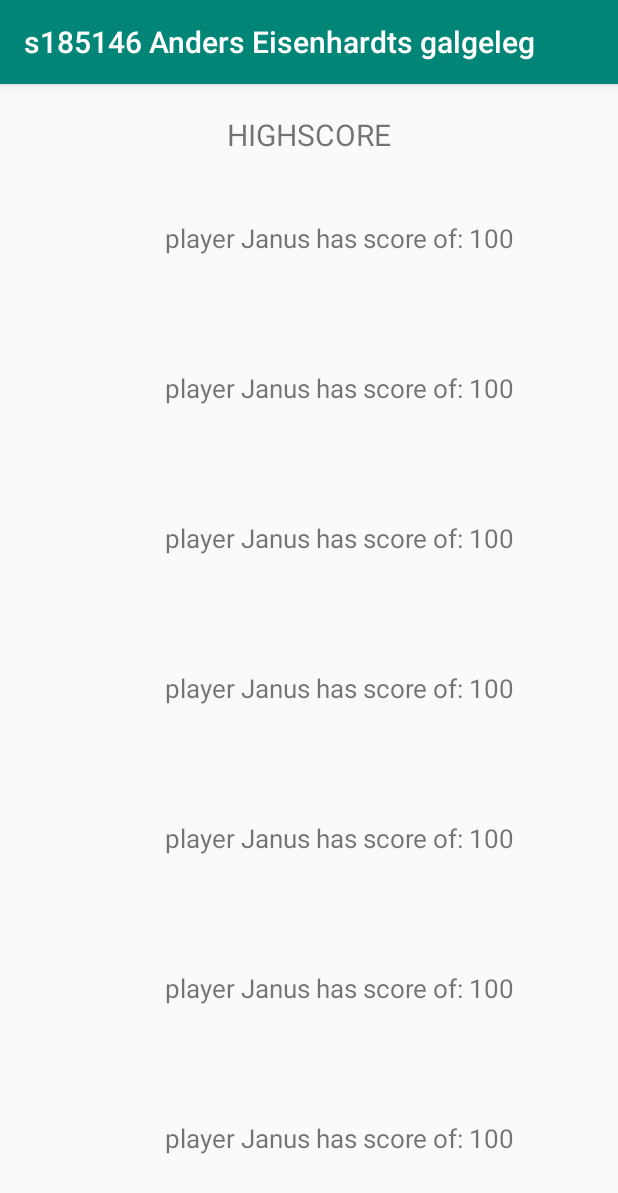
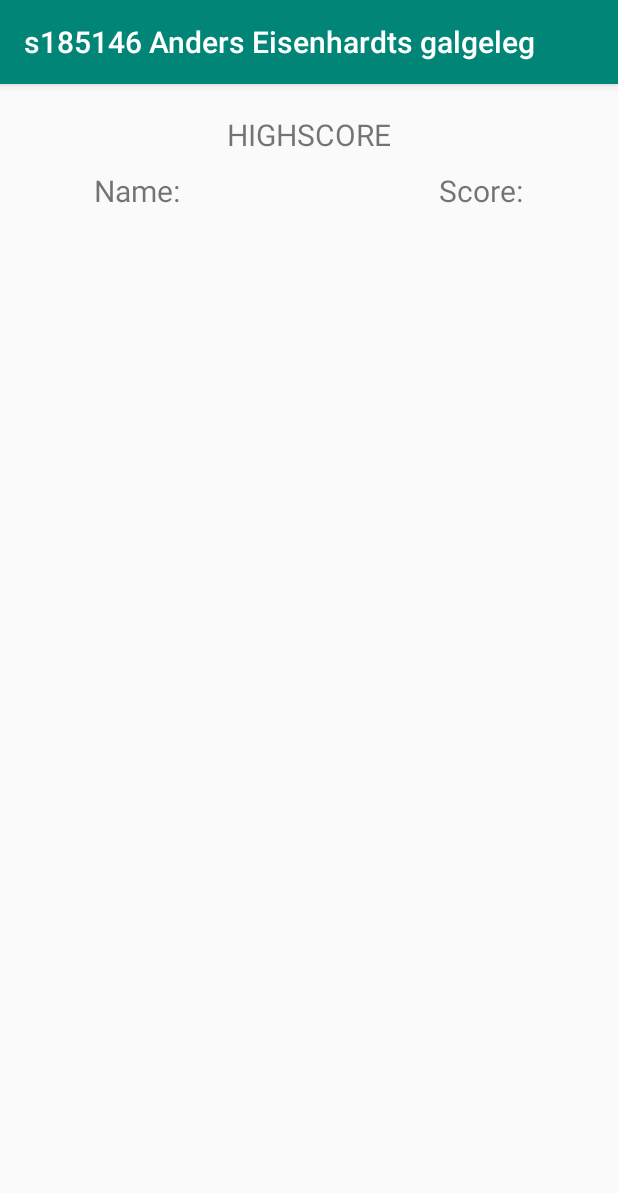
Before and after one commit to Andi365/MyHangmanApp, an Android app: the screen it shows after launch (Highscore), after a tap on "HIGHSCORE", on a phone screen of 412 x 824 dp. Shown: the top 1193 px of the screen. Run offline under Robolectric (Android 15) with nearby library versions, the phone set to English and light mode, and no system bars.

Commit message:
Finishing touches

```diff
--- a/app/src/main/java/com/example/myhangmanapp/logic/Highscore.java
+++ b/app/src/main/java/com/example/myhangmanapp/logic/Highscore.java
@@ -42,21 +42,6 @@ public class Highscore extends AppCompatActivity {
             Toast.makeText(this,"No scores yet saved!",Toast.LENGTH_SHORT).show();
         }
 
-        HighscoreObj player1 = new HighscoreObj("Janus",100);
-        highscoreObjs.add(player1);
-        highscoreObjs.add(player1);
-        highscoreObjs.add(player1);
-        highscoreObjs.add(player1);
-        highscoreObjs.add(player1);
-        highscoreObjs.add(player1);
-        highscoreObjs.add(player1);
-        highscoreObjs.add(player1);
-        highscoreObjs.add(player1);
-
-
-
-
-
         RecyclerView recyclerView = findViewById(R.id.recyclerv_view);
         adapter = new RecyclerViewAdapter(this, highscoreObjs);
         recyclerView.setLayoutManager(new LinearLayoutManager(this));
--- a/app/src/main/java/com/example/myhangmanapp/logic/RecyclerViewAdapter.java
+++ b/app/src/main/java/com/example/myhangmanapp/logic/RecyclerViewAdapter.java
@@ -34,8 +34,8 @@ public class RecyclerViewAdapter extends RecyclerView.Adapter<RecyclerViewAdapte
     public void onBindViewHolder(ViewHolder holder, int position) {
         Log.d(TAG, "OnBindViewHolder: called.");
 
-        //TODO: keep an eye on this on
-        holder.name.setText("player " + name.get(position).getName() + " has score of: " + name.get(position).getScore());
+        //Sorry i was lazy
+        holder.name.setText(name.get(position).getName() + "                                                        " + name.get(position).getScore());
     }
 
     @Override
@@ -50,7 +50,6 @@ public class RecyclerViewAdapter extends RecyclerView.Adapter<RecyclerViewAdapte
         public ViewHolder(View itemView) {
             super(itemView);
             name = itemView.findViewById(R.id.name);
-
         }
     }
 }
--- a/app/src/main/java/com/example/myhangmanapp/ui/MainActivity.java
+++ b/app/src/main/java/com/example/myhangmanapp/ui/MainActivity.java
@@ -69,9 +69,11 @@ public class MainActivity extends AppCompatActivity implements OnClickListener {
             intent.putExtra(gameKey,"0");
             startActivity(intent);
         } else if(drGame == isClicked) {
+            Toast.makeText(this,"Downloading words from DR.DK!",Toast.LENGTH_SHORT).show();
             intent.putExtra(gameKey,"1");
             startActivity(intent);
         } else if(spreadsheetGame == isClicked) {
+            Toast.makeText(this,"Downloading words from spreadsheet!",Toast.LENGTH_SHORT).show();
             intent.putExtra(gameKey,"2");
             startActivity(intent);
         } else if(highscore == isClicked) {
--- a/app/src/main/res/layout/activity_highscore.xml
+++ b/app/src/main/res/layout/activity_highscore.xml
@@ -13,14 +13,25 @@
         android:layout_centerHorizontal="true"
         android:layout_marginTop="10dp"
         android:gravity="center"
-        android:text="HIGHSCORE"
+        android:text="@string/highscore"
+        android:textSize="20sp"/>
+
+    <TextView
+        android:id="@+id/textForHighscore"
+        android:layout_width="wrap_content"
+        android:layout_height="wrap_content"
+        android:layout_centerHorizontal="true"
+        android:layout_marginTop="10dp"
+        android:gravity="center"
+        android:layout_below="@+id/recipeTitleText"
+        android:text="Name:                                     Score:"
         android:textSize="20sp"/>
 
     <androidx.recyclerview.widget.RecyclerView
         android:layout_width="match_parent"
         android:layout_height="match_parent"
         android:layout_marginTop="5dp"
-        android:layout_below="@id/recipeTitleText"
+        android:layout_below="@id/textForHighscore"
         android:id="@+id/recyclerv_view">
     </androidx.recyclerview.widget.RecyclerView>
 </RelativeLayout>
--- a/app/src/main/res/layout/highscore_listitem.xml
+++ b/app/src/main/res/layout/highscore_listitem.xml
@@ -5,20 +5,14 @@
     android:layout_width="match_parent"
     android:layout_height="wrap_content"
     android:padding="10dp"
-    android:id="@+id/parent_layout">
-
-    <ImageView
-        android:id="@+id/layoutListItemImage"
-        android:layout_width="80dp"
-        android:layout_height="80dp"
-        android:paddingTop="5dp"
-        tools:srcCompat="@tools:sample/avatars" />
+    android:id="@+id/parent_layout"
+    android:background="@color/grey">
 
     <TextView
         android:id="@+id/name"
         android:layout_width="wrap_content"
         android:layout_height="wrap_content"
-        android:layout_toRightOf="@id/layoutListItemImage"
+        android:gravity="center"
         android:layout_centerVertical="true"
         android:layout_marginLeft="10dp"
         android:text=""
--- a/app/src/main/res/values/colors.xml
+++ b/app/src/main/res/values/colors.xml
@@ -3,4 +3,5 @@
     <color name="colorPrimary">#008577</color>
     <color name="colorPrimaryDark">#00574B</color>
     <color name="colorAccent">#D81B60</color>
+    <color name="grey">#808080</color>
 </resources>
--- a/app/src/main/res/values/strings.xml
+++ b/app/src/main/res/values/strings.xml
@@ -24,7 +24,8 @@
     <string name="won_or_lost">wonOrLost</string>
     <string name="play_again">Play again!</string>
     <string name="tries_or_word">triesOrWord</string>
-    <string name="highscore">Highscore</string>
+    <string name="highscore">HIGHSCORE</string>
+
 
     <string-array name="colors">
         <item>#39add1</item>
```
